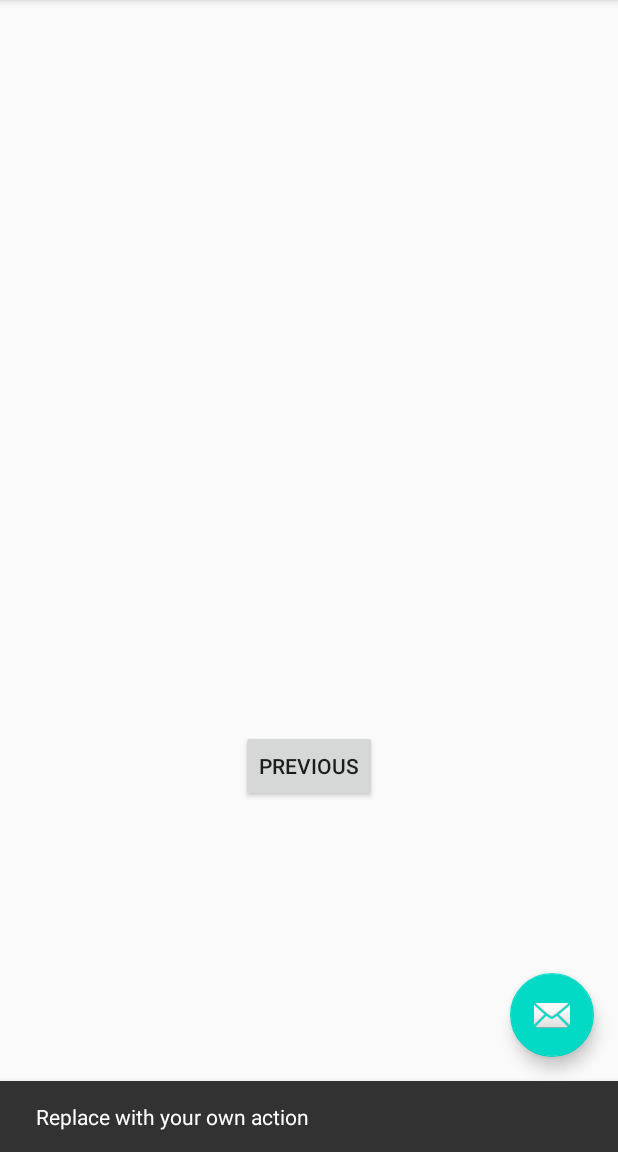
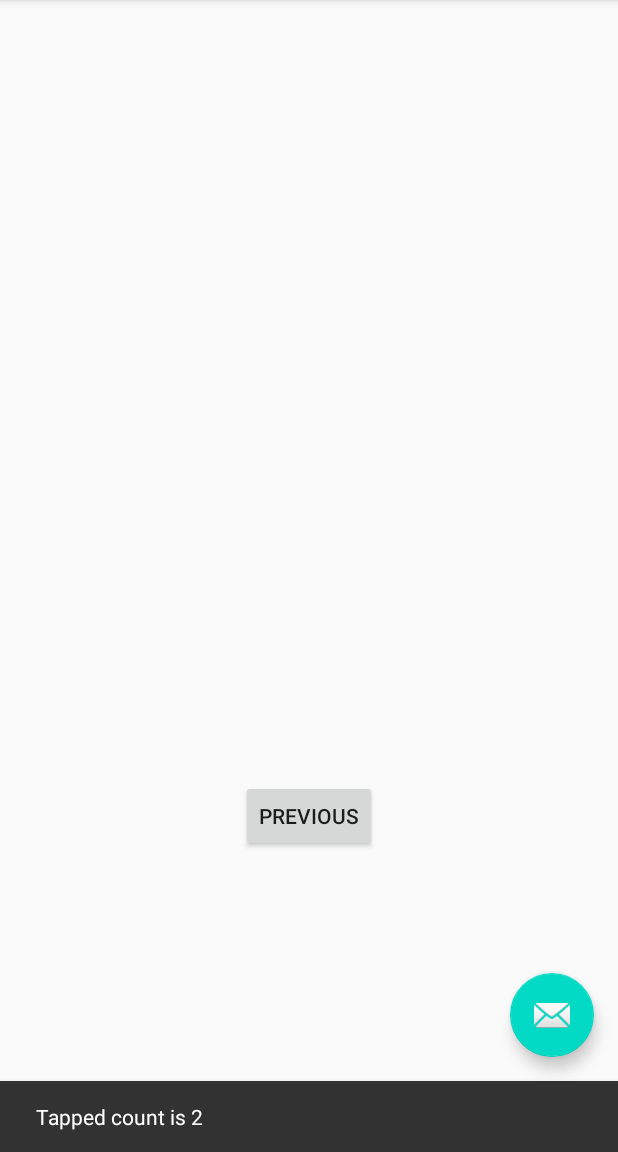
Before and after one commit to sasa-nori/common-ktx, an Android app: the SecondFragment screen opened through its navigation route, after a tap on an icon or button, on a phone screen of 412 x 824 dp, the part 84-1236 px from its top. Run offline under Robolectric (Android 15) with nearby library versions, the phone set to English and light mode, and no system bars.

Commit message:
サンプル系を更新

```diff
--- a/example/build.gradle
+++ b/example/build.gradle
@@ -40,7 +40,7 @@ android {
 dependencies {
     implementation fileTree(dir: 'libs', include: ['*.jar'])
 //    implementation project(":library")
-    implementation 'com.github.sasa-nori:CommonKtx:1.0.0'
+    implementation 'com.github.sasa-nori:common-ktx:1.0.6'
     implementation 'com.google.android.material:material:1.0.0'
     implementation 'androidx.constraintlayout:constraintlayout:1.1.3'
     implementation 'androidx.navigation:navigation-fragment-ktx:2.0.0'
--- a/example/src/main/java/net/newstyleservice/example/FirstFragment.kt
+++ b/example/src/main/java/net/newstyleservice/example/FirstFragment.kt
@@ -4,9 +4,12 @@ import android.os.Bundle
 import android.view.LayoutInflater
 import android.view.View
 import android.view.ViewGroup
-import android.widget.Button
 import androidx.fragment.app.Fragment
 import androidx.navigation.fragment.findNavController
+import kotlinx.android.synthetic.main.fragment_first.button_first
+import net.newstyleservice.common_ktx.extension.inflate
+import net.newstyleservice.common_ktx.extension.setMargin
+import net.newstyleservice.common_ktx.extension.setOnSingleClickListener
 
 /**
  * A simple [Fragment] subclass as the default destination in the navigation.
@@ -14,17 +17,17 @@ import androidx.navigation.fragment.findNavController
 class FirstFragment : Fragment() {
 
     override fun onCreateView(
-        inflater: LayoutInflater, container: ViewGroup?,
+        inflater: LayoutInflater,
+        container: ViewGroup?,
         savedInstanceState: Bundle?
     ): View? {
-        // Inflate the layout for this fragment
-        return inflater.inflate(R.layout.fragment_first, container, false)
+        return container?.inflate(layoutInflater = inflater, layout = R.layout.fragment_first)
     }
 
     override fun onViewCreated(view: View, savedInstanceState: Bundle?) {
         super.onViewCreated(view, savedInstanceState)
-
-        view.findViewById<Button>(R.id.button_first).setOnClickListener {
+        button_first.setMargin(top = 100)
+        button_first.setOnSingleClickListener {
             findNavController().navigate(R.id.action_FirstFragment_to_SecondFragment)
         }
     }
--- a/example/src/main/java/net/newstyleservice/example/MainActivity.kt
+++ b/example/src/main/java/net/newstyleservice/example/MainActivity.kt
@@ -17,19 +17,13 @@ class MainActivity : AppCompatActivity() {
         setSupportActionBar(toolbar)
 
         fab.setOnSingleClickListener { view ->
-            Snackbar.make(view!!, "Replace with your own action", Snackbar.LENGTH_LONG)
-                .setAction("Action", null).show()
+            view?.let {
+                val pref = Preferences(this)
+                pref.tapCount++
+                Snackbar.make(it, "Tapped count is ${pref.tapCount}", Snackbar.LENGTH_LONG)
+                    .setAction("Action", null).show()
+            }
         }
-
-        val pref = Preferences(this)
-        val isFirstLaunch = when (pref.isFirstLaunch) {
-            true -> {
-                pref.isFirstLaunch = false
-                true
-            }
-            else -> false
-        }
-        Snackbar.make(fab, "isFirstLaunch = $isFirstLaunch", Snackbar.LENGTH_LONG).show()
     }
 
     override fun onCreateOptionsMenu(menu: Menu): Boolean {
--- a/example/src/main/java/net/newstyleservice/example/Preferences.kt
+++ b/example/src/main/java/net/newstyleservice/example/Preferences.kt
@@ -4,5 +4,5 @@ import android.content.Context
 import net.newstyleservice.common_ktx.SharedPrefDelegated
 
 class Preferences(context: Context) : SharedPrefDelegated(context) {
-    var isFirstLaunch: Boolean by pref(default = true)
+    var tapCount: Int by pref(default = 0)
 }
--- a/example/src/main/java/net/newstyleservice/example/SecondFragment.kt
+++ b/example/src/main/java/net/newstyleservice/example/SecondFragment.kt
@@ -1,12 +1,15 @@
 package net.newstyleservice.example
 
 import android.os.Bundle
-import androidx.fragment.app.Fragment
 import android.view.LayoutInflater
 import android.view.View
 import android.view.ViewGroup
-import android.widget.Button
+import androidx.fragment.app.Fragment
 import androidx.navigation.fragment.findNavController
+import kotlinx.android.synthetic.main.fragment_second.button_second
+import net.newstyleservice.common_ktx.extension.inflate
+import net.newstyleservice.common_ktx.extension.setMarginRes
+import net.newstyleservice.common_ktx.extension.setOnSingleClickListener
 
 /**
  * A simple [Fragment] subclass as the second destination in the navigation.
@@ -14,17 +17,17 @@ import androidx.navigation.fragment.findNavController
 class SecondFragment : Fragment() {
 
     override fun onCreateView(
-        inflater: LayoutInflater, container: ViewGroup?,
+        inflater: LayoutInflater,
+        container: ViewGroup?,
         savedInstanceState: Bundle?
     ): View? {
-        // Inflate the layout for this fragment
-        return inflater.inflate(R.layout.fragment_second, container, false)
+        return container?.inflate(layoutInflater = inflater, layout = R.layout.fragment_second)
     }
 
     override fun onViewCreated(view: View, savedInstanceState: Bundle?) {
         super.onViewCreated(view, savedInstanceState)
-
-        view.findViewById<Button>(R.id.button_second).setOnClickListener {
+        button_second.setMarginRes(topRes = R.dimen.margin)
+        button_second.setOnSingleClickListener {
             findNavController().navigate(R.id.action_SecondFragment_to_FirstFragment)
         }
     }
--- a/example/src/main/res/values/dimens.xml
+++ b/example/src/main/res/values/dimens.xml
@@ -1,3 +1,5 @@
 <resources>
     <dimen name="fab_margin">16dp</dimen>
+
+    <dimen name="margin">100dp</dimen>
 </resources>
```
Also changed, not shown: 1 other file.
